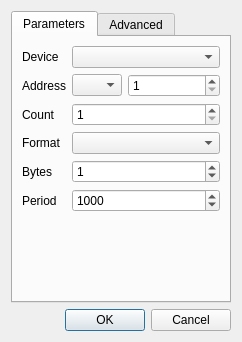
Qt form src/client/gui/dialogs/client_dialogdataviewitem.ui (serhmarch/ModbusTools) before a commit.
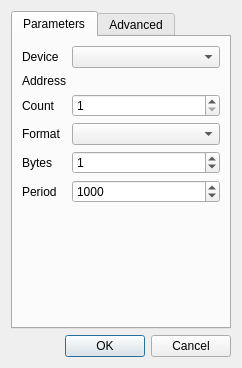
The same form after that commit. Icons and pictures are not drawn.

Commit message: Added IEC61131-Hex item address type

Diff of the .ui file:
```diff
--- a/src/client/gui/dialogs/client_dialogdataviewitem.ui
+++ b/src/client/gui/dialogs/client_dialogdataviewitem.ui
@@ -7,7 +7,7 @@
     <x>0</x>
     <y>0</y>
     <width>242</width>
-    <height>340</height>
+    <height>368</height>
    </rect>
   </property>
   <property name="windowTitle">
@@ -41,36 +41,6 @@
          </property>
         </widget>
        </item>
-       <item row="1" column="1">
-        <layout class="QHBoxLayout" name="horizontalLayout" stretch="0,1">
-         <item>
-          <widget class="QComboBox" name="cmbAdrType">
-           <property name="sizePolicy">
-            <sizepolicy hsizetype="Minimum" vsizetype="Fixed">
-             <horstretch>0</horstretch>
-             <verstretch>0</verstretch>
-            </sizepolicy>
-           </property>
-           <property name="maximumSize">
-            <size>
-             <width>50</width>
-             <height>16777215</height>
-            </size>
-           </property>
-          </widget>
-         </item>
-         <item>
-          <widget class="QSpinBox" name="spOffset">
-           <property name="minimum">
-            <number>1</number>
-           </property>
-           <property name="maximum">
-            <number>465535</number>
-           </property>
-          </widget>
-         </item>
-        </layout>
-       </item>
        <item row="2" column="0">
         <widget class="QLabel" name="label_2">
          <property name="text">
```
Left out of the diff: 5 changed lines with no effect on the pictures. The commit also changes 25 other files.
